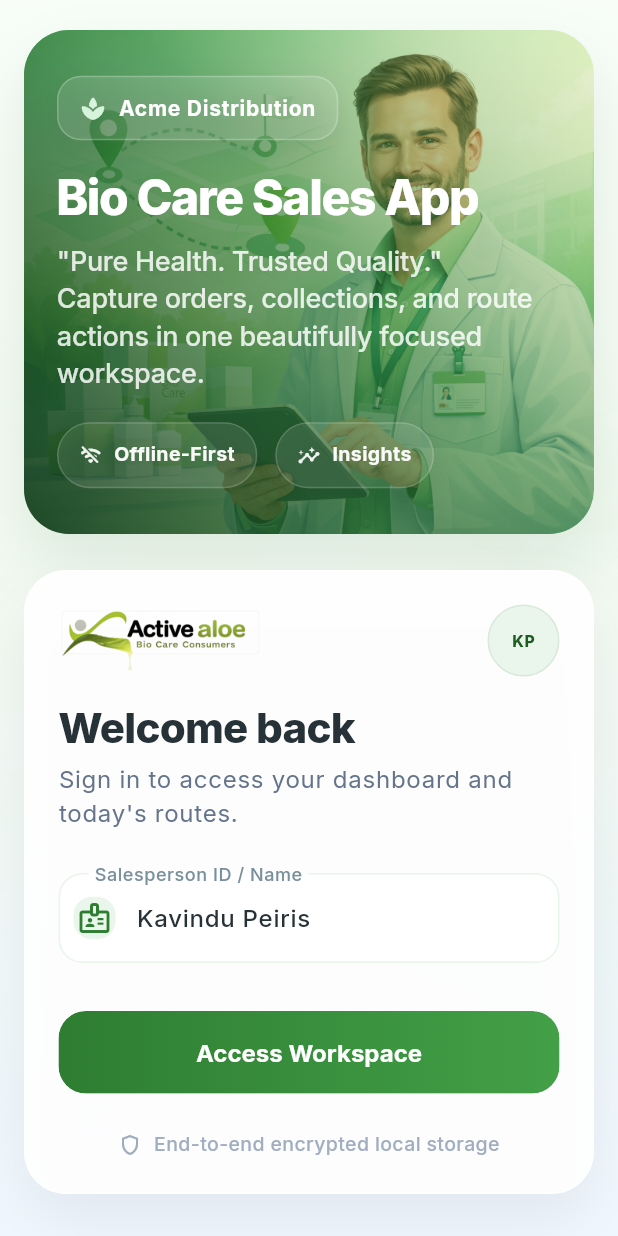
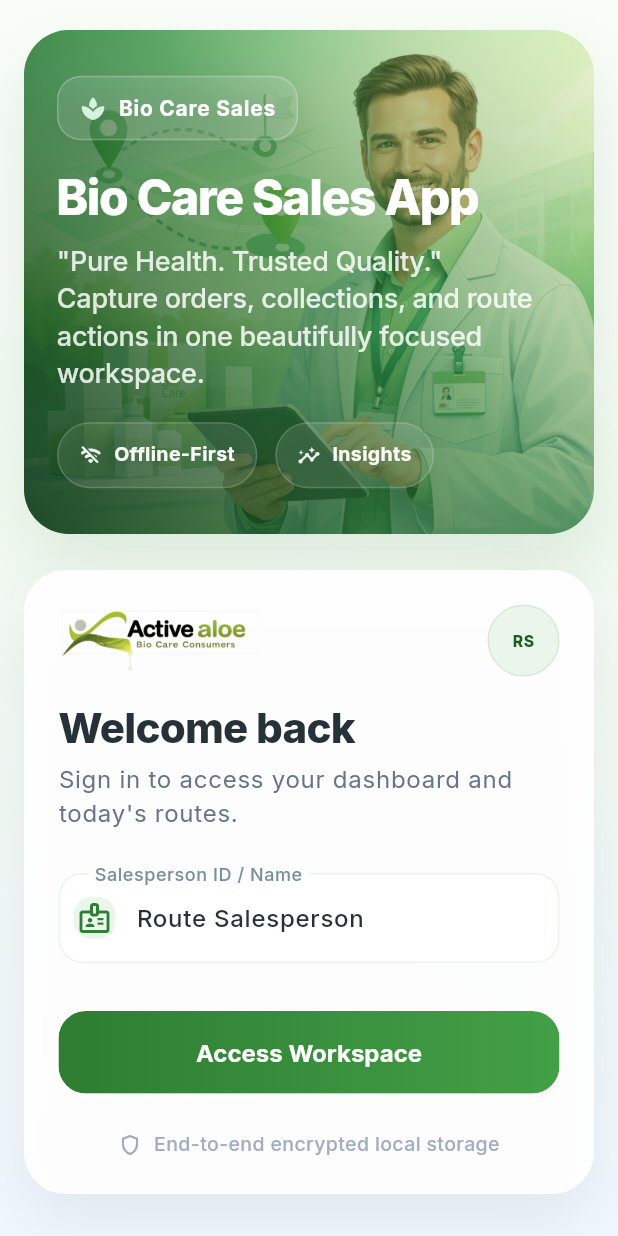
Before and after one commit to kspeiris/salesperson_mobile_app, a Flutter app: the screen it shows after launch, after a tap on "Access Workspace", after a tap on the "logout" icon, on a phone screen of 412 x 824 dp. Run offline on Flutter 3.47's test engine with Material 3 defaults, Android fonts, the phone set to English and light mode, and no system bars; our stand-ins replace file_picker, google_fonts, pdf, share_plus, sqflite; missing offline and left inert: mobile_scanner; accounts and stored records are empty.

Commit message:
Fix issues

```diff
--- a/lib/app/app.dart
+++ b/lib/app/app.dart
@@ -13,7 +13,7 @@ class SalespersonApp extends StatelessWidget {
   Widget build(BuildContext context) {
     return MaterialApp(
       debugShowCheckedModeBanner: false,
-      title: 'Salesperson Daily Recorder',
+      title: 'Bio Care Sales',
       theme: AppTheme.lightTheme,
       home: Consumer<AppController>(
         builder: (context, controller, _) {
--- a/lib/data/app_repository.dart
+++ b/lib/data/app_repository.dart
@@ -17,7 +17,6 @@ class AppRepository {
   Future<void> initialize() async {
     final db = await _db;
     await _seedSettings(db);
-    await _seedDemoData(db);
   }
 
   Future<String> getDatabasePath() => _database.databasePath;
@@ -32,8 +31,8 @@ class AppRepository {
     if (existing > 0) return;
 
     final defaults = <String, String>{
-      'company_name': 'Acme Distribution',
-      'default_salesperson': 'Kavindu Peiris',
+      'company_name': 'Bio Care Sales',
+      'default_salesperson': 'Route Salesperson',
       'payment_methods': 'Cash,Bank,Cheque',
       'pin_enabled': '0',
       'pin_hash': '',
@@ -44,89 +43,6 @@ class AppRepository {
       batch.insert('settings', {'key': key, 'value': value});
     });
     await batch.commit(noResult: true);
-  }
-
-  Future<void> _seedDemoData(Database db) async {
-    final shopCount = Sqflite.firstIntValue(
-            await db.rawQuery('SELECT COUNT(*) FROM shops')) ??
-        0;
-    if (shopCount == 0) {
-      final now = DateTime.now().toIso8601String();
-      final batch = db.batch();
-      batch.insert('shops', {
-        'name': 'Sunrise Stores',
-        'owner_contact': 'S. Perera',
-        'area': 'Colombo 05',
-        'phone': '0771234567',
-        'credit_limit': 25000,
-        'balance': 12500,
-        'is_active': 1,
-        'created_at': now,
-        'updated_at': now,
-      });
-      batch.insert('shops', {
-        'name': 'Metro Mart',
-        'owner_contact': 'M. Fernando',
-        'area': 'Nugegoda',
-        'phone': '0777654321',
-        'credit_limit': 20000,
-        'balance': 8200,
-        'is_active': 1,
-        'created_at': now,
-        'updated_at': now,
-      });
-      batch.insert('shops', {
-        'name': 'City Traders',
-        'owner_contact': 'R. Silva',
-        'area': 'Maharagama',
-        'phone': '0715551234',
-        'credit_limit': 40000,
-        'balance': 21400,
-        'is_active': 1,
-        'created_at': now,
-        'updated_at': now,
-      });
-      await batch.commit(noResult: true);
-    }
-
-    final productCount = Sqflite.firstIntValue(
-            await db.rawQuery('SELECT COUNT(*) FROM products')) ??
-        0;
-    if (productCount == 0) {
-      final now = DateTime.now().toIso8601String();
-      final batch = db.batch();
-      batch.insert('products', {
-        'name': 'Fresh Milk 1L',
-        'sku': 'MILK-001',
-        'unit_price': 480,
-        'description': '1 litre fresh milk pack',
-        'barcode': '479000100001',
-        'is_active': 1,
-        'created_at': now,
-        'updated_at': now,
-      });
-      batch.insert('products', {
-        'name': 'Yogurt Cup',
-        'sku': 'YOG-014',
-        'unit_price': 160,
-        'description': 'Individual yogurt cup',
-        'barcode': '479000100014',
-        'is_active': 1,
-        'created_at': now,
-        'updated_at': now,
-      });
-      batch.insert('products', {
-        'name': 'Butter 250g',
-        'sku': 'BTR-250',
-        'unit_price': 920,
-        'description': 'Premium butter 250g',
-        'barcode': '479000100250',
-        'is_active': 1,
-        'created_at': now,
-        'updated_at': now,
-      });
-      await batch.commit(noResult: true);
-    }
   }
 
   Future<AppSettings> getSettings() async {
--- a/lib/screens/main_layout.dart
+++ b/lib/screens/main_layout.dart
@@ -69,9 +69,6 @@ class _MainLayoutState extends State<MainLayout> {
                 labelBehavior: compact
                     ? NavigationDestinationLabelBehavior.alwaysHide
                     : NavigationDestinationLabelBehavior.alwaysShow,
-                destinationsPadding: EdgeInsets.symmetric(
-                  horizontal: compact ? 4 : 8,
-                ),
                 selectedIndex: controller.currentTab,
                 onDestinationSelected: (index) => controller.currentTab = index,
                 destinations: const [
```
Also changed, not shown: 4 other files.
